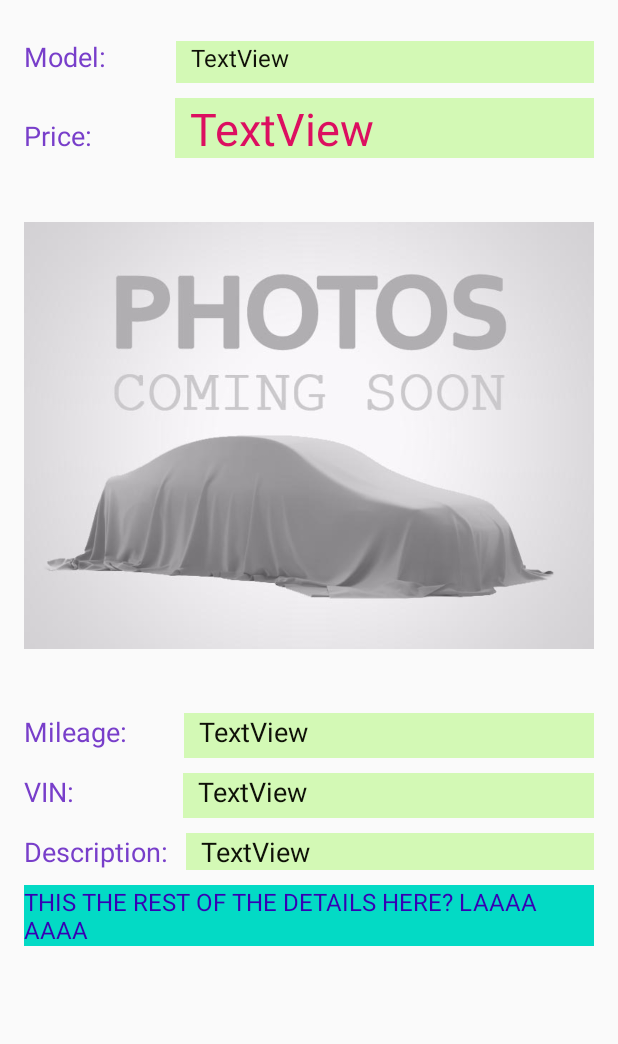
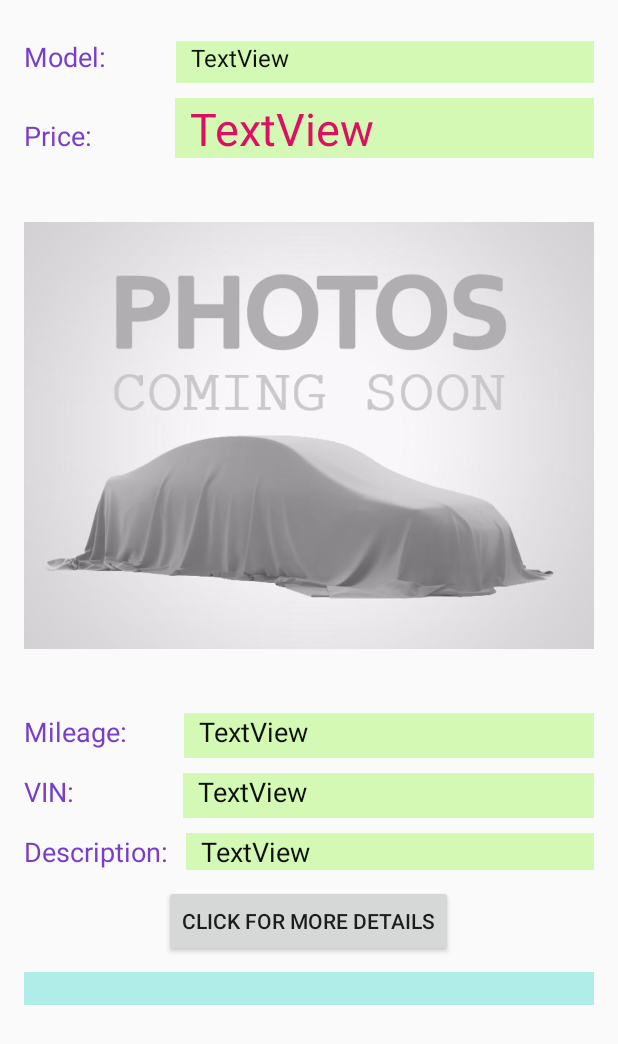
Before and after one commit to LBCesar/Project3, an Android app: the layout activity_car_info.xml on its own in the app's theme, with its tools: preview values and no code run, on a phone screen of 412 x 824 dp. Shown: the top 1044 px of the screen. Run offline under Robolectric (Android 15) with nearby library versions, the phone set to English and light mode, and no system bars.

Commit message:
It WORKED! LMAO

```diff
--- a/app/src/main/res/layout/activity_car_info.xml
+++ b/app/src/main/res/layout/activity_car_info.xml
@@ -180,23 +180,38 @@
                     android:text="TextView" />
             </LinearLayout>
 
+<!--            <TextView-->
+<!--                android:id="@+id/layout7"-->
+<!--                android:layout_below="@id/layout6"-->
+<!--                android:layout_width="wrap_content"-->
+<!--                android:layout_height="wrap_content"-->
+<!--                android:layout_marginTop="10dp"-->
+<!--                android:text="More Info:"-->
+<!--                android:textColor="#E86B2BC5"-->
+<!--                android:textSize="18sp"-->
+<!--                android:paddingEnd="12dp" />-->
+
+            <Button
+                android:id="@+id/btn_moredetails"
+                android:layout_width="wrap_content"
+                android:layout_height="wrap_content"
+                android:layout_below="@id/layout6"
+                android:layout_marginTop="10dp"
+                android:gravity="center"
+                android:layout_centerHorizontal="true"
+                android:text="Click for more details" />
+
             <TextView
                 android:id="@+id/mdd"
-                android:text="THIS THE REST OF THE DETAILS HERE? LAAAA AAAA"
+                android:text=""
                 android:textSize="16sp"
-                android:textColor="@color/colorPrimaryDark"
-                android:layout_below="@id/layout6"
+                android:textColor="#0F1108"
+                android:paddingStart="10dp"
+                android:layout_below="@id/btn_moredetails"
+                android:background="#B1EDE8"
                 android:layout_marginTop="10dp"
-                android:background="@color/colorAccent"
                 android:layout_width="match_parent"
                 android:layout_height="wrap_content" />
-
-<!--            <Spinner-->
-<!--                android:id="@+id/spinny"-->
-<!--                android:layout_margin="20dp"-->
-<!--                android:background="@color/colorPrimaryDark"-->
-<!--                android:layout_width="match_parent"-->
-<!--                android:layout_height="30dp" />-->
 
         </RelativeLayout>
     </android.support.v4.widget.NestedScrollView>
--- a/app/src/main/res/layout/item_contact.xml
+++ b/app/src/main/res/layout/item_contact.xml
@@ -9,7 +9,6 @@
 
     <TextView
         android:id="@+id/contact_name"
-
         android:layout_width="match_parent"
         android:layout_height="wrap_content"
         android:text="How i look?"
```
Also changed, not shown: app/src/main/java/com/example/project3/MoreDetailsActivity.java (+26 -27 lines), app/src/main/java/com/example/project3/carInfo.java (+29 -3 lines).
